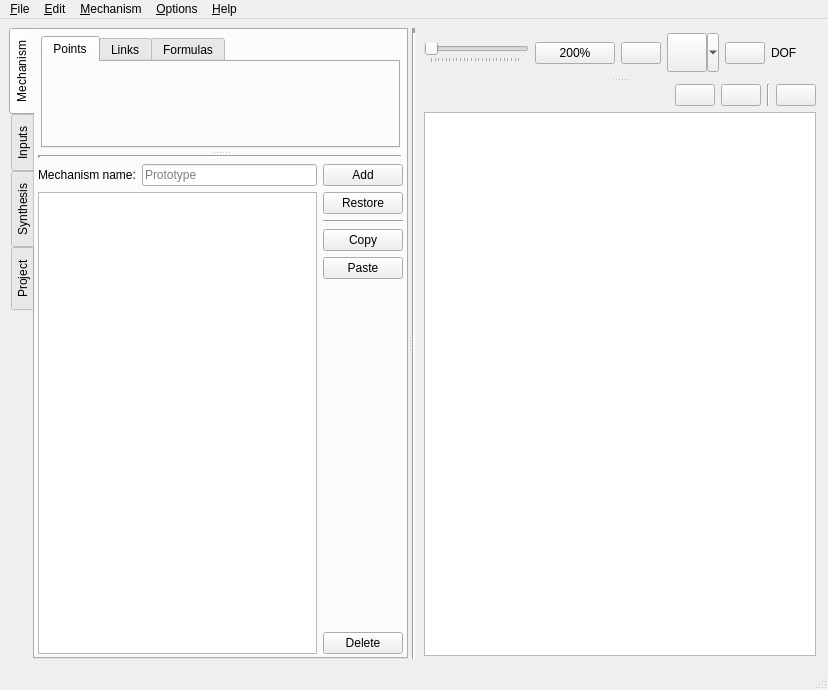
Before: the Qt Designer form pyslvs_ui/widgets/main.ui in KmolYuan/Pyslvs-UI, drawn with Qt 5.
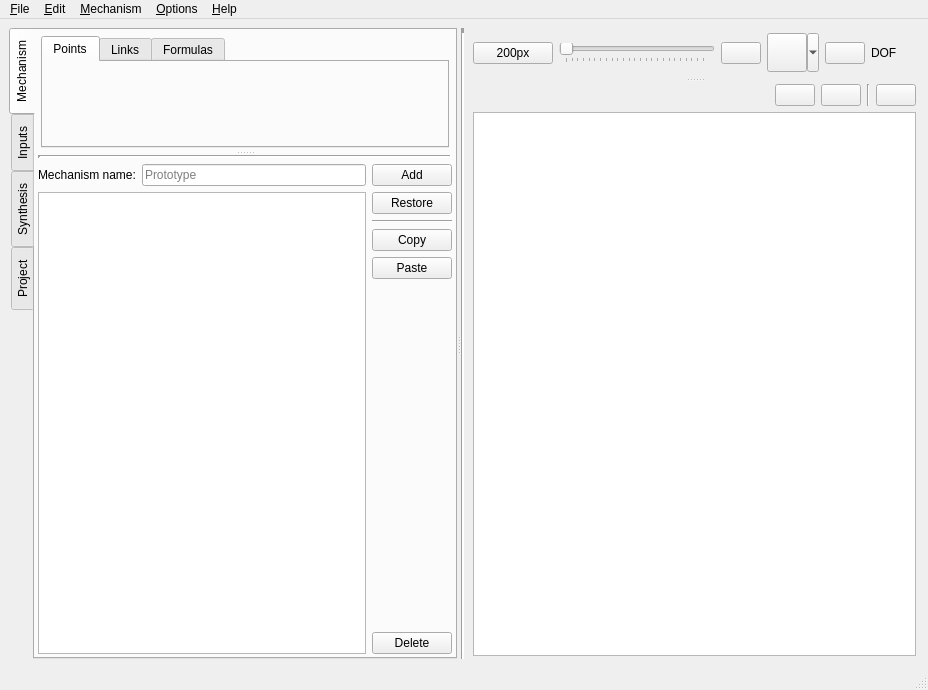
After: the same form once the commit is applied. Icons and pictures are not drawn.

Commit message: Redesign zoom button.

What changed in the file:
```diff
--- a/pyslvs_ui/widgets/main.ui
+++ b/pyslvs_ui/widgets/main.ui
@@ -6,7 +6,7 @@
    <rect>
     <x>0</x>
     <y>0</y>
-    <width>828</width>
+    <width>928</width>
     <height>690</height>
    </rect>
   </property>
@@ -449,6 +449,29 @@
             <property name="bottomMargin">
              <number>3</number>
             </property>
+            <item>
+             <widget class="QPushButton" name="zoom_button">
+              <property name="sizePolicy">
+               <sizepolicy hsizetype="Fixed" vsizetype="Fixed">
+                <horstretch>0</horstretch>
+                <verstretch>0</verstretch>
+               </sizepolicy>
+              </property>
+              <property name="text">
+               <string>200px</string>
+              </property>
+              <property name="icon">
+               <iconset resource="../icons.qrc">
+                <normaloff>:/icons/fullscreen.png</normaloff>:/icons/fullscreen.png</iconset>
+              </property>
+              <property name="iconSize">
+               <size>
+                <width>32</width>
+                <height>32</height>
+               </size>
+              </property>
+             </widget>
+            </item>
             <item>
              <widget class="QSlider" name="zoom_bar">
               <property name="statusTip">
@@ -483,19 +506,6 @@
               </property>
              </widget>
             </item>
-            <item>
-             <widget class="QPushButton" name="zoom_button">
-              <property name="sizePolicy">
-               <sizepolicy hsizetype="Fixed" vsizetype="Fixed">
-                <horstretch>0</horstretch>
-                <verstretch>0</verstretch>
-               </sizepolicy>
-              </property>
-              <property name="text">
-               <string>200%</string>
-              </property>
-             </widget>
-            </item>
             <item>
              <widget class="QPushButton" name="reset_canvas_button">
               <property name="sizePolicy">
@@ -728,8 +738,8 @@
     <rect>
      <x>0</x>
      <y>0</y>
-     <width>828</width>
-     <height>21</height>
+     <width>928</width>
+     <height>41</height>
     </rect>
    </property>
    <widget class="QMenu" name="menu_file">
```
Left out of the diff: 2 changed lines with no effect on the pictures. The commit also changes 5 other files.
